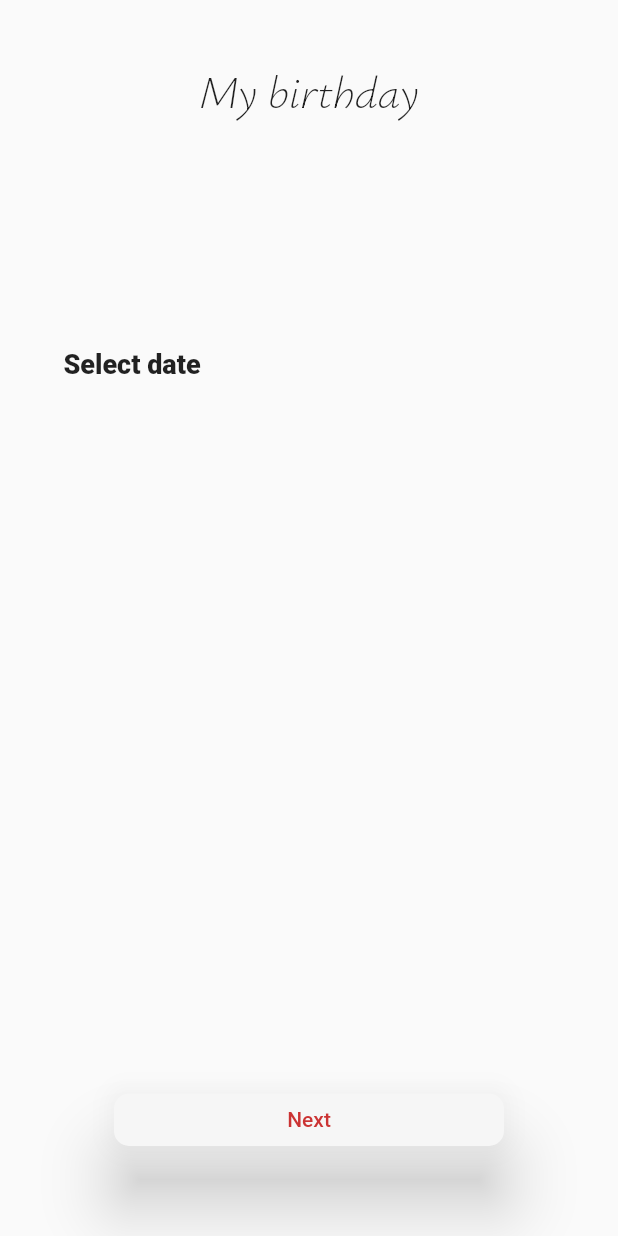
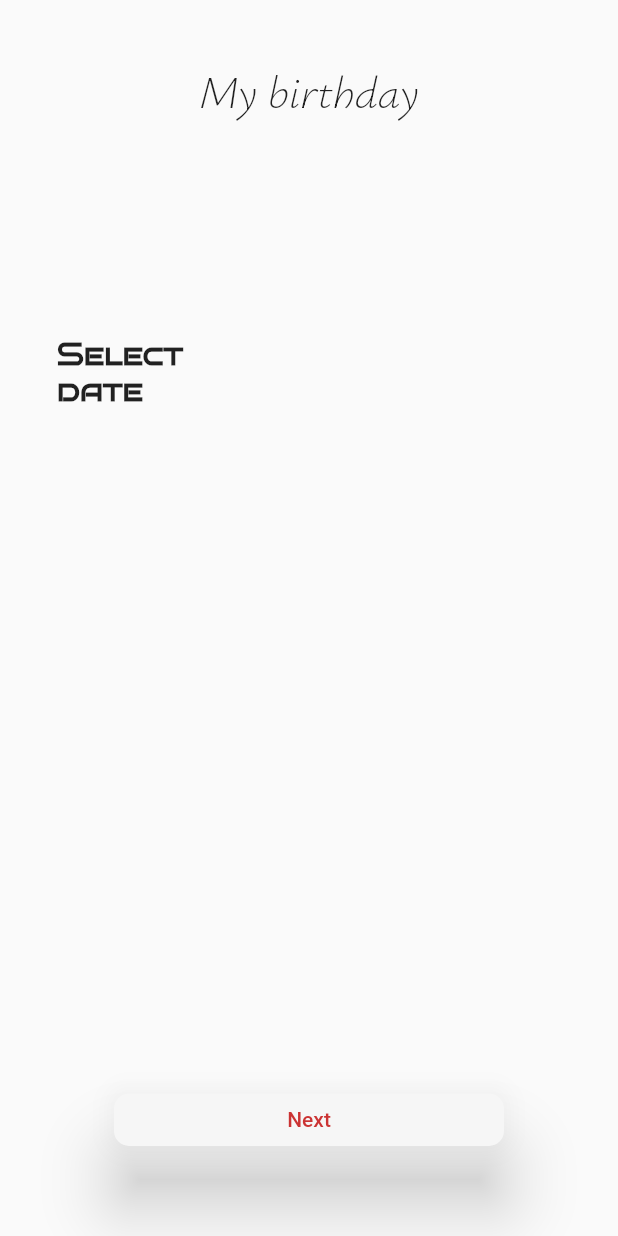
Before and after one commit to saranvlmna/hyfy.app-client, a Flutter app: the UpdateDobScreen screen opened directly, on a phone screen of 412 x 824 dp. Run offline on Flutter 3.47's test engine with Material 2 defaults, Android fonts, the phone set to English and light mode, and no system bars.

Commit message:
update dob screen text

```diff
--- a/lib/components/auth/updateDobScreen.dart
+++ b/lib/components/auth/updateDobScreen.dart
@@ -2,7 +2,7 @@
 
 import 'package:flutter/material.dart';
 import 'package:intl/intl.dart';
-import 'package:vingle/components/auth/otpVerify.dart';
+import 'package:vingle/components/auth/authScreen.dart';
 
 class UpdateDobScreen extends StatelessWidget {
   const UpdateDobScreen({super.key});
@@ -36,13 +36,8 @@ class UpdateDobScreen extends StatelessWidget {
 
                   Container(
                     alignment: Alignment.topLeft,
-                    padding: EdgeInsets.only(left: 30, top: 25),
-                    // color: Colors.green,
-                    // child: SizedBox(
+                    padding: EdgeInsets.only(left: 30, top: 30),
                     child: IconButton(
-                      // splashColor:Color.fromARGB(255, 196, 104, 121),
-                      // hoverColor:Color(0xffD2576D),
-                      // disabledColor:Colors.black,
                       color: const Color(0xffD2576D),
                       hoverColor: const Color(0xffD2576D),
                       highlightColor: const Color.fromARGB(255, 165, 121, 121),
@@ -51,9 +46,9 @@ class UpdateDobScreen extends StatelessWidget {
                       icon: const Text(
                         'Select date',
                         style: TextStyle(
-                          fontSize: 18,
-                          fontWeight: FontWeight.w900,
-                        ),
+                            fontSize: 20,
+                            fontWeight: FontWeight.w900,
+                            fontFamily: 'BrunoAceSC'),
                       ),
                       iconSize: 100,
                       onPressed: () async {
@@ -112,7 +107,7 @@ class UpdateDobScreen extends StatelessWidget {
                   Navigator.pushReplacement(
                       context,
                       MaterialPageRoute(
-                          builder: (context) => const OtpVerifyScreen()));
+                          builder: (context) => const AuthScreen()));
                 },
                 style: ElevatedButton.styleFrom(
                   shape: RoundedRectangleBorder(
--- a/lib/components/splashscreen.dart
+++ b/lib/components/splashscreen.dart
@@ -32,7 +32,7 @@ class SplashScreen extends State<VingleApp> {
               ),
             ),
             const Text(
-              "vingle",
+              "hyfy",
               textAlign: TextAlign.center,
               style: TextStyle(
                   fontSize: 70,
--- a/pubspec.yaml
+++ b/pubspec.yaml
@@ -87,6 +87,9 @@ flutter:
     - family: Ysabeau
       fonts:
         - asset: assets/fonts/Ysabeau-Italic-VariableFont_wght.ttf
+    - family: BrunoAceSC
+      fonts:
+        - asset: assets/fonts/BrunoAceSC-Regular.ttf
   #
   # For details regarding fonts from package dependencies,
   # see https://flutter.dev/custom-fonts/#from-packages
```
Also changed, not shown: assets/fonts/BrunoAceSC-Regular.ttf (added).
